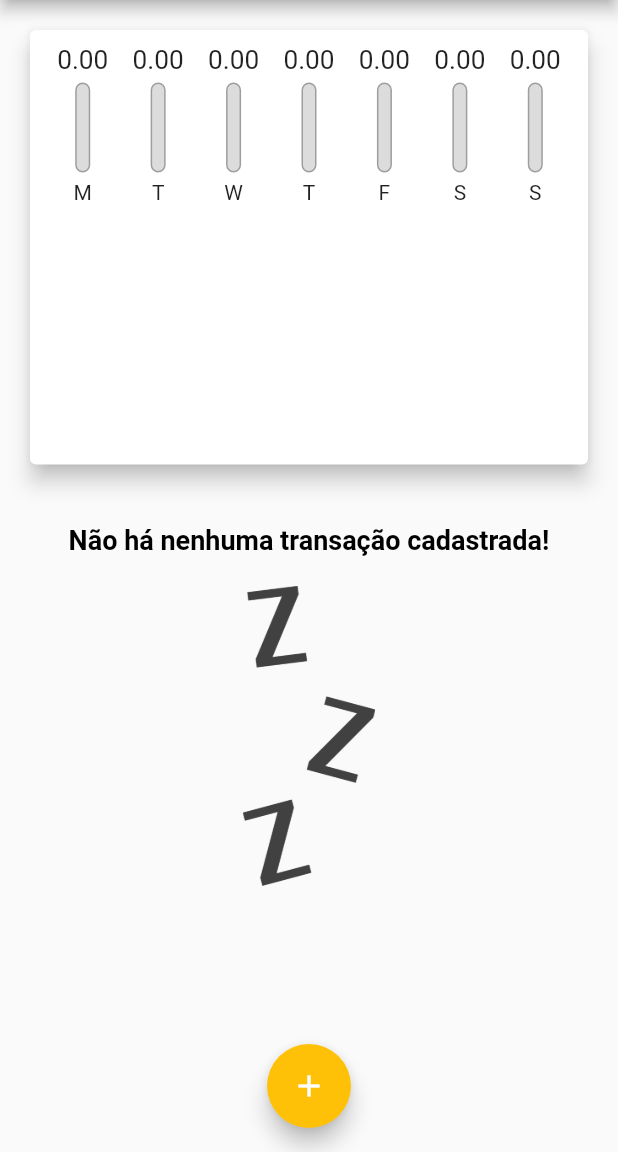
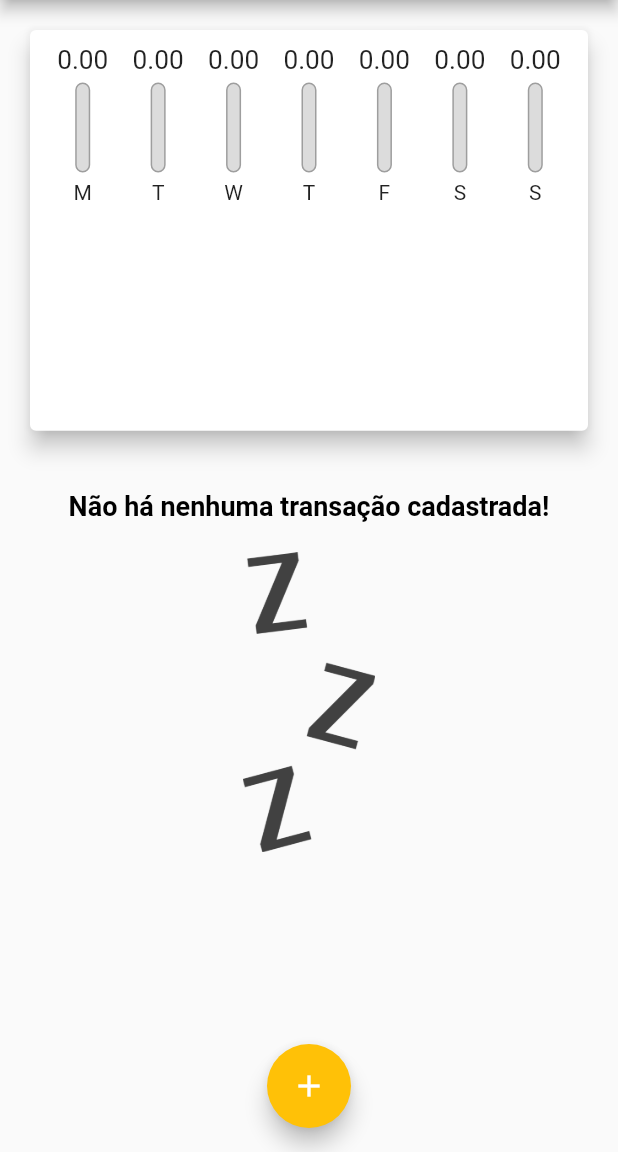
Before and after one commit to gbarros1994/expenses, a Flutter app: the screen it shows after launch, on a phone screen of 412 x 824 dp, the part 84-1236 px from its top. Run offline on Flutter 3.47's test engine with Material 2 defaults, Android fonts, the phone set to English and light mode, and no system bars.

Commit message:
padding top

```diff
--- a/lib/main.dart
+++ b/lib/main.dart
@@ -94,11 +94,7 @@ final List<Transaction> _transactions = [];
 
   @override
   Widget build(BuildContext context) {
-
-    final availabelHeight = MediaQuery.of(context).size.height;
-
-    return Scaffold(
-      appBar: AppBar(
+    final appBar = AppBar(
         title: Text(
           'Despesas Pessoais',
           style: TextStyle(fontFamily: 'Quicksand'),
@@ -109,7 +105,12 @@ final List<Transaction> _transactions = [];
             icon: Icon(Icons.add)
           )
         ],
-      ),
+      );
+    final availabelHeight = MediaQuery.of(context).size.height
+    - appBar.preferredSize.height - MediaQuery.of(context).padding.top;
+
+    return Scaffold(
+      appBar: appBar,
       body: SingleChildScrollView(
         child: Column(
           children: [
```
